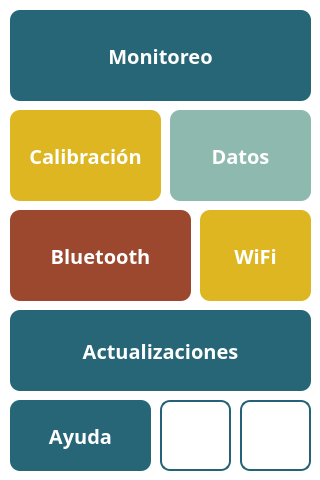
Above: src/views/MainMenuView/MainMenuPortrait.ui from Giocerz/water_quality_rpi_unal before the change. Below: the same form after it.
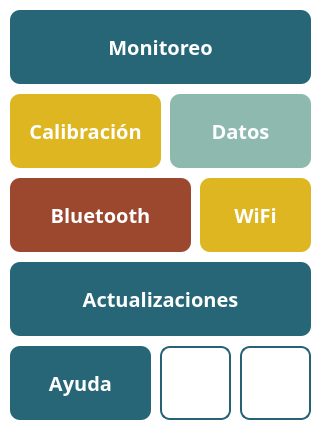
That is the form after the change.

Patch:
```diff
--- a/src/views/MainMenuView/MainMenuPortrait.ui
+++ b/src/views/MainMenuView/MainMenuPortrait.ui
@@ -7,7 +7,7 @@
     <x>0</x>
     <y>0</y>
     <width>320</width>
-    <height>480</height>
+    <height>432</height>
    </rect>
   </property>
   <property name="windowTitle">
@@ -30,9 +30,9 @@
     <property name="geometry">
      <rect>
       <x>160</x>
-      <y>400</y>
+      <y>346</y>
       <width>71</width>
-      <height>71</height>
+      <height>74</height>
      </rect>
     </property>
     <property name="styleSheet">
@@ -46,9 +46,9 @@
     <property name="geometry">
      <rect>
       <x>200</x>
-      <y>210</y>
+      <y>178</y>
       <width>111</width>
-      <height>91</height>
+      <height>74</height>
      </rect>
     </property>
     <property name="styleSheet">
@@ -65,9 +65,9 @@
     <property name="geometry">
      <rect>
       <x>10</x>
-      <y>310</y>
+      <y>262</y>
       <width>301</width>
-      <height>81</height>
+      <height>74</height>
      </rect>
     </property>
     <property name="styleSheet">
@@ -84,9 +84,9 @@
     <property name="geometry">
      <rect>
       <x>10</x>
-      <y>400</y>
+      <y>346</y>
       <width>141</width>
-      <height>71</height>
+      <height>74</height>
      </rect>
     </property>
     <property name="styleSheet">
@@ -105,7 +105,7 @@
       <x>10</x>
       <y>10</y>
       <width>301</width>
-      <height>91</height>
+      <height>74</height>
      </rect>
     </property>
     <property name="styleSheet">
@@ -122,9 +122,9 @@
     <property name="geometry">
      <rect>
       <x>10</x>
-      <y>110</y>
+      <y>94</y>
       <width>151</width>
-      <height>91</height>
+      <height>74</height>
      </rect>
     </property>
     <property name="styleSheet">
@@ -141,9 +141,9 @@
     <property name="geometry">
      <rect>
       <x>10</x>
-      <y>210</y>
+      <y>178</y>
       <width>181</width>
-      <height>91</height>
+      <height>74</height>
      </rect>
     </property>
     <property name="styleSheet">
@@ -160,9 +160,9 @@
     <property name="geometry">
      <rect>
       <x>170</x>
-      <y>110</y>
+      <y>94</y>
       <width>141</width>
-      <height>91</height>
+      <height>74</height>
      </rect>
     </property>
     <property name="styleSheet">
@@ -179,9 +179,9 @@
     <property name="geometry">
      <rect>
       <x>240</x>
-      <y>400</y>
+      <y>346</y>
       <width>71</width>
-      <height>71</height>
+      <height>74</height>
      </rect>
     </property>
     <property name="styleSheet">
```
